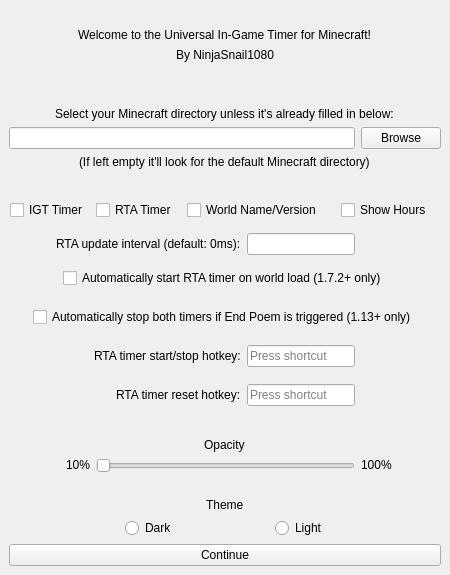
Old version of the form SettingsWindow.ui in the repository NinjaSnail1080/mc-universal-in-game-timer.
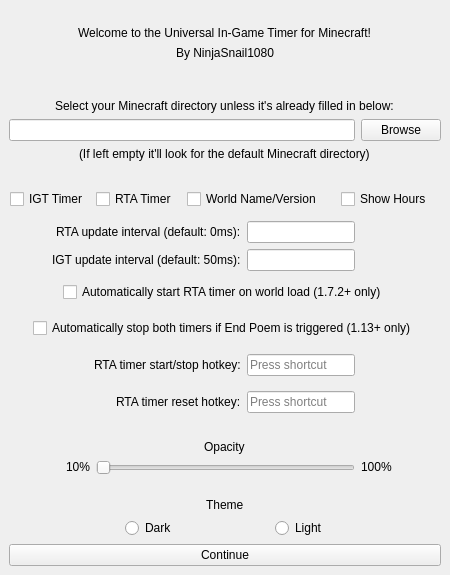
New version of the form.

Commit message: add ability to configure igt timer interval

What changed in the file:
```diff
--- a/SettingsWindow.ui
+++ b/SettingsWindow.ui
@@ -27,7 +27,7 @@
   </property>
   <widget class="QWidget" name="centralwidget">
    <layout class="QGridLayout" name="gridLayout">
-    <item row="23" column="9" alignment="Qt::AlignLeft">
+    <item row="24" column="9" alignment="Qt::AlignLeft">
      <widget class="QRadioButton" name="light_theme_button">
       <property name="text">
        <string>Light</string>
@@ -48,28 +48,28 @@
       </property>
      </widget>
     </item>
-    <item row="21" column="1" colspan="3" alignment="Qt::AlignRight|Qt::AlignVCenter">
+    <item row="22" column="1" colspan="3" alignment="Qt::AlignRight|Qt::AlignVCenter">
      <widget class="QLabel" name="opacity_min_text">
       <property name="text">
        <string>10%</string>
       </property>
      </widget>
     </item>
-    <item row="21" column="11" alignment="Qt::AlignLeft|Qt::AlignVCenter">
+    <item row="22" column="11" alignment="Qt::AlignLeft|Qt::AlignVCenter">
      <widget class="QLabel" name="opacity_max_text">
       <property name="text">
        <string>100%</string>
       </property>
      </widget>
     </item>
-    <item row="22" column="0" colspan="12" alignment="Qt::AlignHCenter|Qt::AlignBottom">
+    <item row="23" column="0" colspan="12" alignment="Qt::AlignHCenter|Qt::AlignBottom">
      <widget class="QLabel" name="theme_text">
       <property name="text">
        <string>Theme</string>
       </property>
      </widget>
     </item>
-    <item row="21" column="4" colspan="7">
+    <item row="22" column="4" colspan="7">
      <widget class="QSlider" name="opacity_slider">
       <property name="orientation">
        <enum>Qt::Horizontal</enum>
@@ -90,10 +90,10 @@
       </property>
      </widget>
     </item>
-    <item row="13" column="8" colspan="3" alignment="Qt::AlignLeft|Qt::AlignVCenter">
-     <widget class="QKeySequenceEdit" name="set_rta_hotkey"/>
-    </item>
     <item row="14" column="8" colspan="3" alignment="Qt::AlignLeft|Qt::AlignVCenter">
+     <widget class="QKeySequenceEdit" name="set_rta_hotkey"/>
+    </item>
+    <item row="15" column="8" colspan="3" alignment="Qt::AlignLeft|Qt::AlignVCenter">
      <widget class="QKeySequenceEdit" name="set_rta_reset_hotkey"/>
     </item>
     <item row="0" column="0" colspan="12" alignment="Qt::AlignHCenter|Qt::AlignBottom">
@@ -103,14 +103,14 @@
       </property>
      </widget>
     </item>
-    <item row="12" column="0" colspan="12" alignment="Qt::AlignHCenter|Qt::AlignVCenter">
+    <item row="13" column="0" colspan="12" alignment="Qt::AlignHCenter|Qt::AlignVCenter">
      <widget class="QCheckBox" name="auto_stop_check">
       <property name="text">
        <string>Automatically stop both timers if End Poem is triggered (1.13+ only)</string>
       </property>
      </widget>
     </item>
-    <item row="15" column="0" colspan="12" alignment="Qt::AlignHCenter|Qt::AlignBottom">
+    <item row="16" column="0" colspan="12" alignment="Qt::AlignHCenter|Qt::AlignBottom">
      <widget class="QLabel" name="opacity_text">
       <property name="text">
        <string>Opacity</string>
@@ -120,7 +120,7 @@
     <item row="6" column="0" colspan="11">
      <widget class="QLineEdit" name="browse_field"/>
     </item>
-    <item row="23" column="4" alignment="Qt::AlignRight">
+    <item row="24" column="4" alignment="Qt::AlignRight">
      <widget class="QRadioButton" name="dark_theme_button">
       <property name="text">
        <string>Dark</string>
@@ -141,7 +141,7 @@
       </property>
      </widget>
     </item>
-    <item row="30" column="0" colspan="12">
+    <item row="31" column="0" colspan="12">
      <widget class="QPushButton" name="continue_button">
       <property name="text">
        <string>Continue</string>
@@ -155,14 +155,14 @@
       </property>
      </widget>
     </item>
-    <item row="13" column="0" colspan="8" alignment="Qt::AlignRight|Qt::AlignVCenter">
+    <item row="14" column="0" colspan="8" alignment="Qt::AlignRight|Qt::AlignVCenter">
      <widget class="QLabel" name="rta_hotkey_text">
       <property name="text">
        <string>RTA timer start/stop hotkey:</string>
       </property>
      </widget>
     </item>
-    <item row="14" column="0" colspan="8" alignment="Qt::AlignRight|Qt::AlignVCenter">
+    <item row="15" column="0" colspan="8" alignment="Qt::AlignRight|Qt::AlignVCenter">
      <widget class="QLabel" name="rta_reset_hotkey_text">
       <property name="text">
        <string>RTA timer reset hotkey:</string>
@@ -176,7 +176,7 @@
       </property>
      </widget>
     </item>
-    <item row="11" column="0" colspan="12" alignment="Qt::AlignHCenter|Qt::AlignVCenter">
+    <item row="12" column="0" colspan="12" alignment="Qt::AlignHCenter|Qt::AlignVCenter">
      <widget class="QCheckBox" name="auto_start_check">
       <property name="text">
        <string>Automatically start RTA timer on world load (1.7.2+ only)</string>
@@ -193,6 +193,16 @@
     <item row="10" column="8" colspan="3">
      <widget class="QLineEdit" name="rta_interval_field"/>
     </item>
+    <item row="11" column="0" colspan="8" alignment="Qt::AlignRight|Qt::AlignVCenter">
+     <widget class="QLabel" name="igt_interval_text">
+      <property name="text">
+       <string>IGT update interval (default: 50ms):</string>
+      </property>
+     </widget>
+    </item>
+    <item row="11" column="8" colspan="3">
+     <widget class="QLineEdit" name="igt_interval_field"/>
+    </item>
    </layout>
   </widget>
  </widget>
```
The commit also changes 1 other file.
